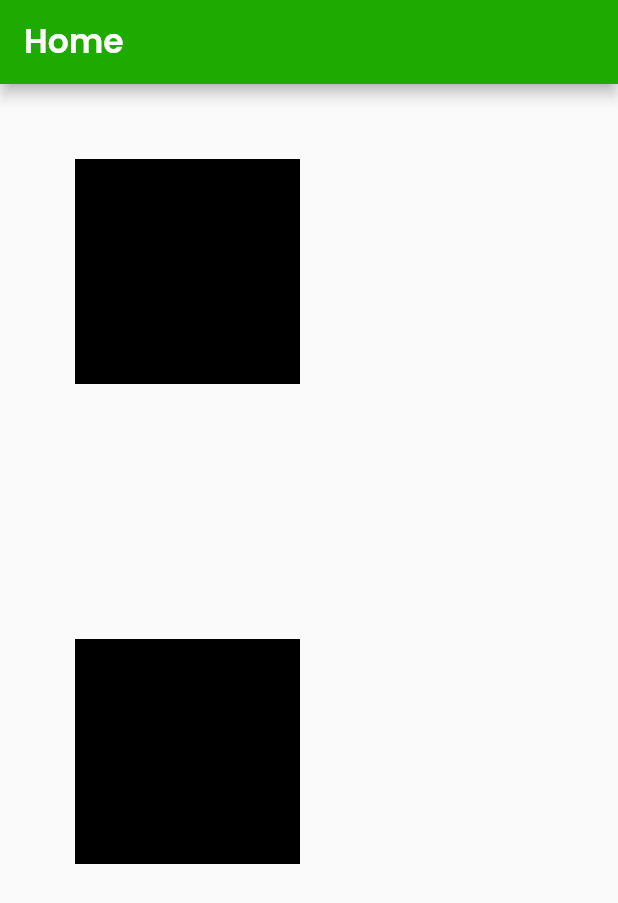
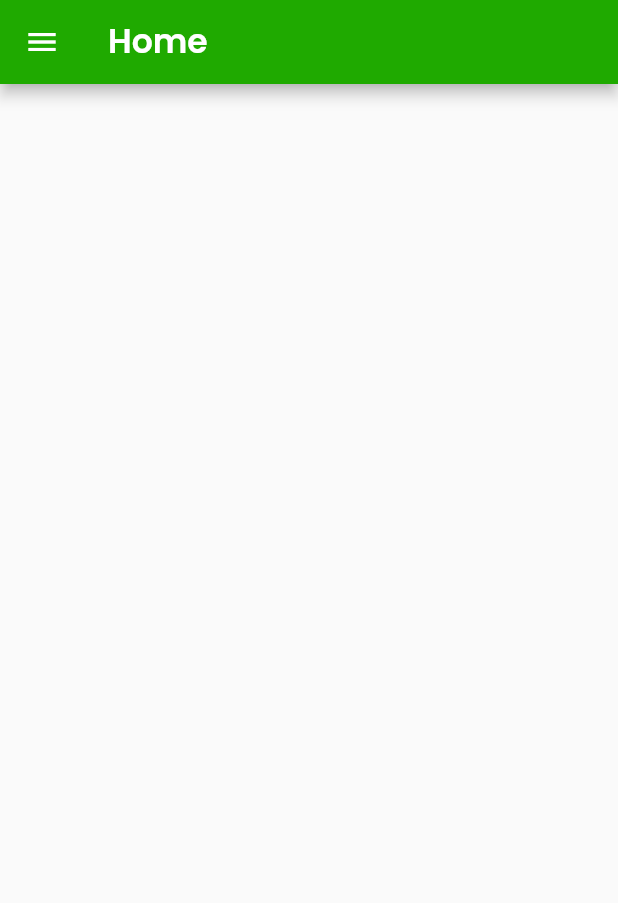
Before and after one commit to sunalii/Self-Checkout-Mobile-App, a Flutter app: the screen it shows once a user with an empty profile is signed in, on a phone screen of 412 x 824 dp. Shown: the top 903 px of the screen. Run offline on Flutter 3.47's test engine with Material 2 defaults, Android fonts, the phone set to English and light mode, and no system bars; our stand-ins replace firebase_auth, firebase_core, google_fonts, google_sign_in; accounts and stored records are empty.

Commit message:
Changes made

```diff
--- a/lib/screens/home.dart
+++ b/lib/screens/home.dart
@@ -19,45 +19,15 @@ class _HomePageState extends State<HomePage> {
         ),
         textTheme: GoogleFonts.poppinsTextTheme(
         ),
+        leading: IconButton(
+          icon: Icon(Icons.menu),
+          onPressed: (){
+            //to do
+          },
+        ),
       ),
       body: Column(
-        children: [
-          Row(
-            children: [
-              Padding(
-                padding: const EdgeInsets.only(
-                  top: 50.0,
-                  bottom: 120.0,
-                  left: 50.0,
-                  right: 30.0
-                ),
-                child: Container(
-                  height: 150.0,
-                  width: 150.0,
-                  color: Colors.black,
-                ),
-              ),
-            ],
-          ),
-          Row(
-            children: [
-              Padding(
-                padding: const EdgeInsets.only(
-                    top: 50.0,
-                    bottom: 120.0,
-                    left: 50.0,
-                    right: 20.0
-                ),
-                child: Container(
-                  height: 150.0,
-                  width: 150.0,
-                  color: Colors.black,
-                ),
 
-              ),
-            ],
-          ),
-        ],
       ),
     );
   }
--- a/lib/widgets/custom_button.dart
+++ b/lib/widgets/custom_button.dart
@@ -54,7 +54,8 @@ class CustomBtn extends StatelessWidget {
                     height: 30.0,
                     child: CircularProgressIndicator(
                       backgroundColor: Colors.white,
-                    )),
+                    )
+                ),
               ),
             ),
           ],
```
